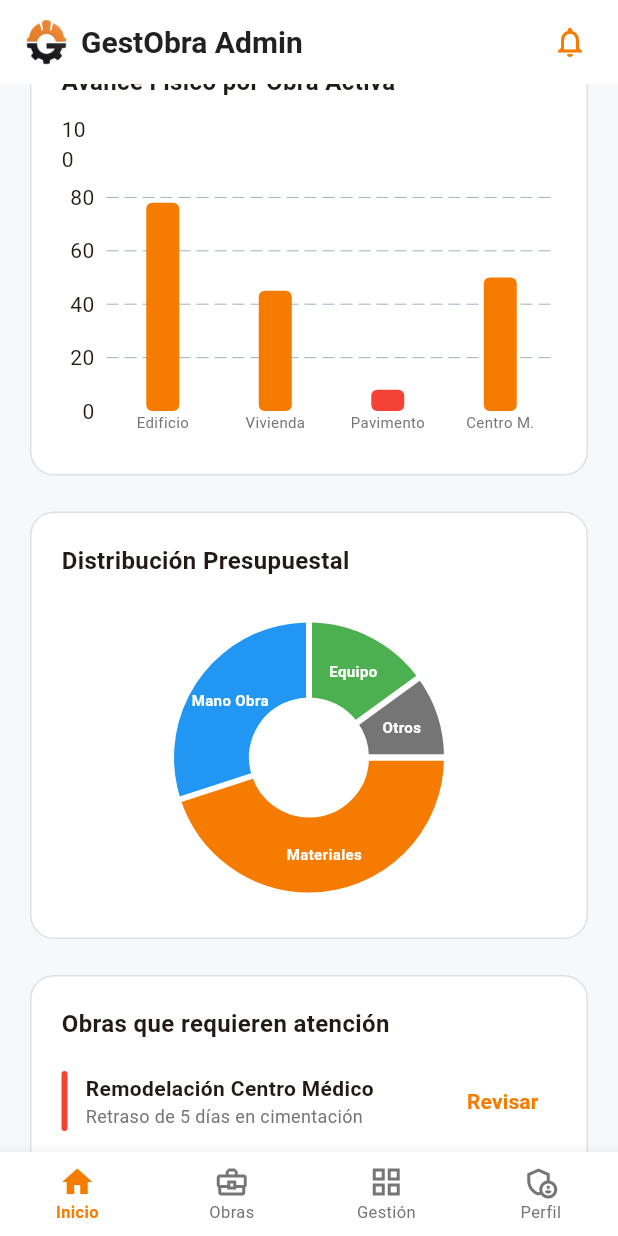
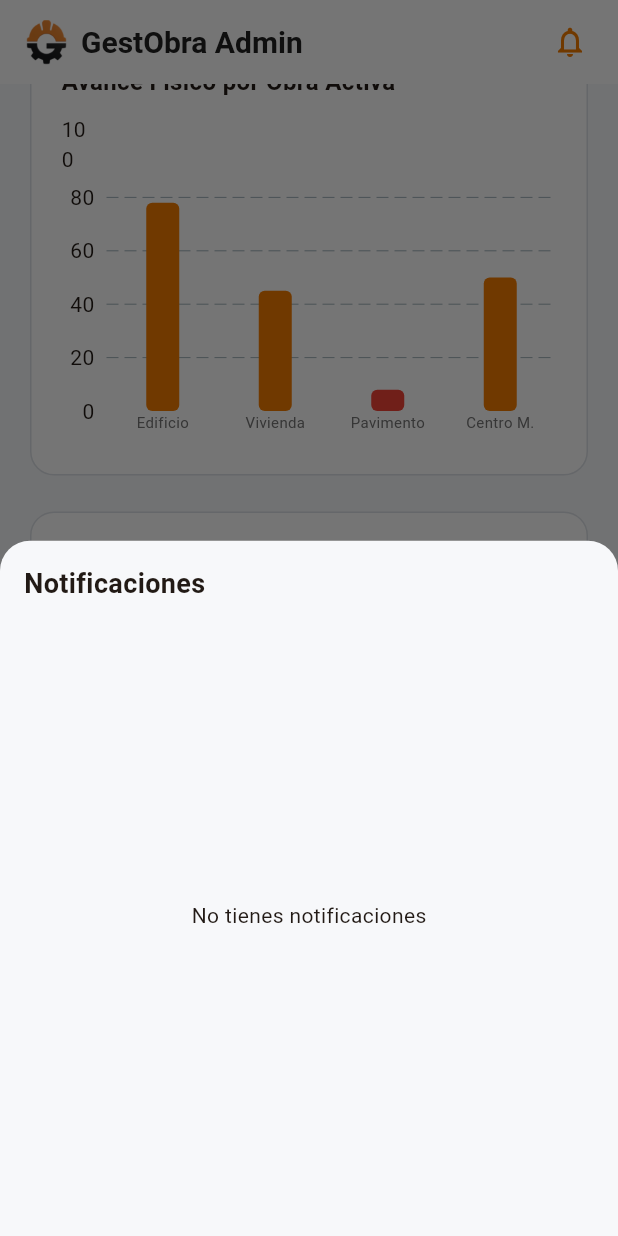
Before and after one commit to Lyn-lyyn/GESTOBRA, a Flutter app: the AdminMainScaffold screen opened directly, scrolled down 576 dp, after a tap on the "notifications" icon, on a phone screen of 412 x 824 dp. Run offline on Flutter 3.47's test engine with Material 3 defaults, Android fonts, the phone set to English and light mode, and no system bars; drawn by our look-alikes of fl_chart; our stand-ins replace pdf, printing, shared_preferences; accounts and stored records are empty; network calls fail.

Commit message:
otra cosa

```diff
--- a/lib/ui/screens/admin/admin_dashboard_screen.dart
+++ b/lib/ui/screens/admin/admin_dashboard_screen.dart
@@ -1,6 +1,7 @@
 import 'package:flutter/material.dart';
 import 'package:gestobra/config/theme/app_colors.dart';
 import 'package:fl_chart/fl_chart.dart';
+import 'widgets/notification_bell.dart';
 
 class AdminDashboardScreen extends StatelessWidget {
   const AdminDashboardScreen({super.key});
@@ -123,13 +124,11 @@ class AdminDashboardScreen extends StatelessWidget {
           ),
         ],
       ),
-      actions: [
-        IconButton(
-          icon: const Icon(Icons.notifications_outlined, color: AppColors.naranja),
-          onPressed: () {},
-        ),
-        const SizedBox(width: 8),
-      ],
+     // En _buildAppBar()
+actions: [
+  const NotificationBell(), // <-- Importa el widget
+  const SizedBox(width: 8),
+],
     );
   }
 
--- a/lib/ui/screens/admin/admin_main_scaffold.dart
+++ b/lib/ui/screens/admin/admin_main_scaffold.dart
@@ -11,6 +11,7 @@ import 'admin_asignaciones_screen.dart';
 import 'admin_proveedores_screen.dart';
 import 'admin_usuarios_screen.dart';
 import 'admin_clientes_screen.dart';
+import 'admin_auditoria_screen.dart'; // <-- IMPORTACIÓN NUEVA
 
 class AdminMainScaffold extends StatefulWidget {
   const AdminMainScaffold({super.key});
@@ -21,6 +22,7 @@ class AdminMainScaffold extends StatefulWidget {
 
 class _AdminMainScaffoldState extends State<AdminMainScaffold> {
   int _currentIndex = 0;
+
   final List<Widget> _screens = [
     const AdminDashboardScreen(),      // 0 - Inicio
     const AdminObrasScreen(),          // 1 - Obras
@@ -31,14 +33,15 @@ final List<Widget> _screens = [
     const AdminPersonalScreen(),       // 6 - Personal
     const AdminTrabajadoresScreen(),   // 7 - Trabajadores
     const AdminUsuariosScreen(),       // 8 - Usuarios
-  const AdminCatalogosScreen(),      // 9 - Catálogos (NUEVO)
-  const AdminPerfilScreen(),         // 10 - Perfil (Corrido un índice)
+    const AdminCatalogosScreen(),      // 9 - Catálogos
+    const AdminAuditoriaScreen(),      // 10 - Auditoría (NUEVO)
+    const AdminPerfilScreen(),         // 11 - Perfil (Corrido a 11)
   ];
 
   int get _currentMobileNavIndex {
     if (_currentIndex == 0) return 0;
     if (_currentIndex == 1) return 1;
-    if (_currentIndex == 10) return 3; // Perfil ahora es el índice 10
+    if (_currentIndex == 11) return 3; // Perfil ahora es el índice 11
     return 2; // Todo lo demás cae en "Gestión"
   }
 
@@ -70,7 +73,7 @@ final List<Widget> _screens = [
             setState(() {
               if (index == 0) _currentIndex = 0; // Inicio
               if (index == 1) _currentIndex = 1; // Obras
-              if (index == 3) _currentIndex = 9; // Perfil
+              if (index == 3) _currentIndex = 11; // Perfil (Actualizado a 11)
             });
           }
         },
@@ -120,6 +123,7 @@ final List<Widget> _screens = [
                     _buildMenuOption(ctx, 'Personal', Icons.groups, 6),
                     _buildMenuOption(ctx, 'Trabajadores', Icons.engineering, 7),
                     _buildMenuOption(ctx, 'Catálogos', Icons.list_alt, 9),
+                    _buildMenuOption(ctx, 'Auditoría', Icons.security_update_good, 10), // <-- NUEVO
                     _buildMenuOption(ctx, 'Usuarios', Icons.manage_accounts, 8),
                   ],
                 ),
@@ -185,7 +189,7 @@ final List<Widget> _screens = [
                 ],
               ),
             ),
-            // 👇 ÍNDICES CORREGIDOS 0 a 9
+            // 👇 ÍNDICES CORREGIDOS 0 a 11
             _buildDesktopItem(0, Icons.home_outlined, Icons.home, 'Inicio'),
             _buildDesktopItem(1, Icons.business_center_outlined, Icons.business_center, 'Obras'),
             _buildDesktopItem(2, Icons.link_outlined, Icons.link, 'Asignaciones'),
@@ -195,8 +199,9 @@ final List<Widget> _screens = [
             _buildDesktopItem(6, Icons.groups_outlined, Icons.groups, 'Personal'),
             _buildDesktopItem(7, Icons.engineering_outlined, Icons.engineering, 'Trabajadores'),
             _buildDesktopItem(8, Icons.manage_accounts_outlined, Icons.manage_accounts, 'Usuarios'),
-_buildDesktopItem(9, Icons.list_alt_outlined, Icons.list_alt, 'Catálogos'), // <-- NUEVO
-_buildDesktopItem(10, Icons.person_outline, Icons.person, 'Perfil'), // <-- Índice 10
+            _buildDesktopItem(9, Icons.list_alt_outlined, Icons.list_alt, 'Catálogos'),
+            _buildDesktopItem(10, Icons.security_update_good_outlined, Icons.security_update_good, 'Auditoría'), // <-- NUEVO
+            _buildDesktopItem(11, Icons.person_outline, Icons.person, 'Perfil'), // <-- Perfil en 11
             const SizedBox(height: 20),
           ],
         ),
--- /dev/null
+++ b/lib/ui/screens/admin/widgets/notification_bell.dart
@@ -0,0 +1,112 @@
+import 'package:flutter/material.dart';
+import 'package:gestobra/config/theme/app_colors.dart';
+import 'package:gestobra/servicios/api_service.dart';
+
+class NotificationBell extends StatefulWidget {
+  const NotificationBell({super.key});
+
+  @override
+  State<NotificationBell> createState() => _NotificationBellState();
+}
+
+class _NotificationBellState extends State<NotificationBell> {
+  int _noLeidas = 0;
+  List<Map<String, dynamic>> _notificaciones = [];
+
+  @override
+  void initState() {
+    super.initState();
+    _cargarNotificaciones();
+  }
+
+  Future<void> _cargarNotificaciones() async {
+    final res = await ApiService.get('notificaciones.php');
+    if (res['estado'] == true) {
+      final data = List<Map<String, dynamic>>.from(res['data']);
+      setState(() {
+        _notificaciones = data;
+        _noLeidas = data.where((n) => n['leida'] == 0 || n['leida'] == false).length;
+      });
+    }
+  }
+
+  Future<void> _marcarLeida(int id) async {
+    await ApiService.post('notificaciones.php', {'id_notificacion': id});
+    _cargarNotificaciones();
+  }
+
+  Future<void> _marcarTodas() async {
+    await ApiService.post('notificaciones.php', {'marcar_todas': true});
+    _cargarNotificaciones();
+  }
+
+  void _abrirPanel() {
+    showModalBottomSheet(
+      context: context,
+      backgroundColor: AppColors.grisfondo,
+      shape: const RoundedRectangleBorder(borderRadius: BorderRadius.vertical(top: Radius.circular(20))),
+      builder: (ctx) => SafeArea(
+        child: Container(
+          padding: const EdgeInsets.all(16),
+          height: MediaQuery.of(context).size.height * 0.7,
+          child: Column(
+            children: [
+              Row(
+                mainAxisAlignment: MainAxisAlignment.spaceBetween,
+                children: [
+                  const Text('Notificaciones', style: TextStyle(fontSize: 18, fontWeight: FontWeight.bold)),
+                  if (_noLeidas > 0)
+                    TextButton(onPressed: _marcarTodas, child: const Text('Marcar todas leídas')),
+                ],
+              ),
+              const SizedBox(height: 10),
+              Expanded(
+                child: _notificaciones.isEmpty
+                    ? const Center(child: Text('No tienes notificaciones'))
+                    : ListView.builder(
+                        itemCount: _notificaciones.length,
+                        itemBuilder: (context, i) {
+                          final n = _notificaciones[i];
+                          final esLeida = n['leida'] == 1 || n['leida'] == true;
+                          return Card(
+                            color: esLeida ? AppColors.blanco : AppColors.naranja.withValues(alpha: 0.1),
+                            child: ListTile(
+                              leading: Icon(Icons.notifications, color: esLeida ? AppColors.textoGris : AppColors.naranja),
+                              title: Text(n['titulo'], style: TextStyle(fontWeight: esLeida ? FontWeight.normal : FontWeight.bold)),
+                              subtitle: Text(n['mensaje']),
+                              onTap: () => _marcarLeida(n['id_notificacion']),
+                            ),
+                          );
+                        },
+                      ),
+              ),
+            ],
+          ),
+        ),
+      ),
+    );
+  }
+
+  @override
+  Widget build(BuildContext context) {
+    return Stack(
+      alignment: Alignment.center,
+      children: [
+        IconButton(
+          icon: const Icon(Icons.notifications_outlined, color: AppColors.naranja),
+          onPressed: _abrirPanel,
+        ),
+        if (_noLeidas > 0)
+          Positioned(
+            right: 8,
+            top: 8,
+            child: Container(
+              padding: const EdgeInsets.all(4),
+              decoration: const BoxDecoration(color: AppColors.estadoRojo, shape: BoxShape.circle),
+              child: Text('$_noLeidas', style: const TextStyle(color: Colors.white, fontSize: 10, fontWeight: FontWeight.bold)),
+            ),
+          ),
+      ],
+    );
+  }
+}
```
Also changed, not shown: lib/ui/screens/admin/admin_auditoria_screen.dart (added, +113 -0 lines). Lines whose indentation alone changed are shown as unchanged.
